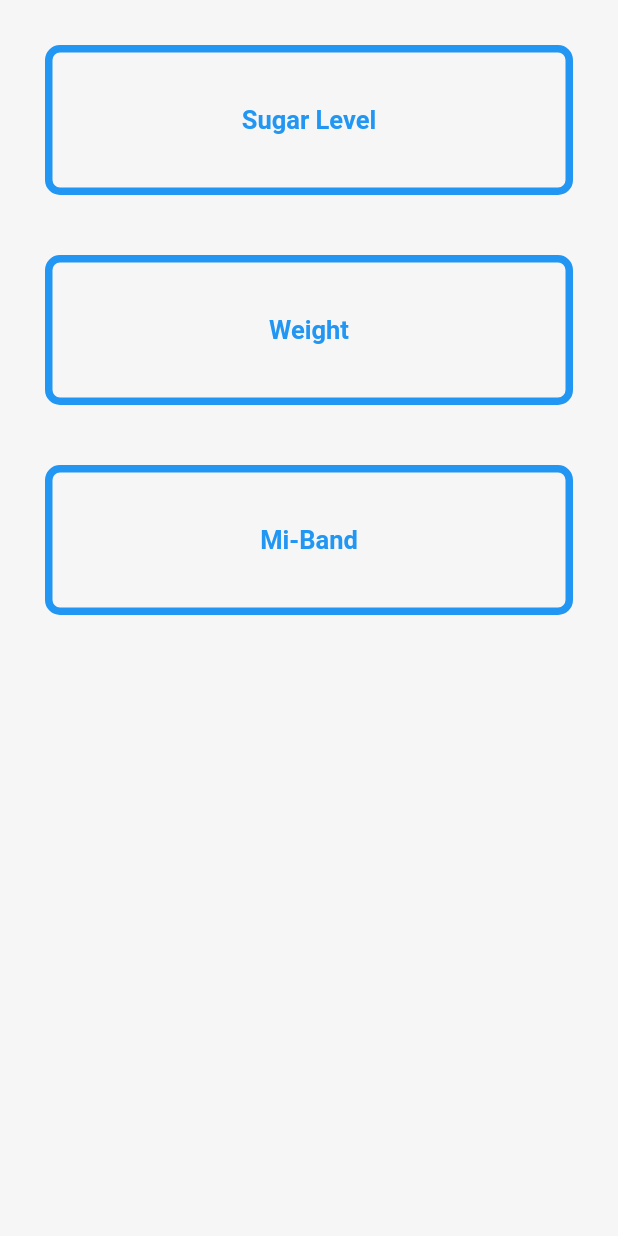
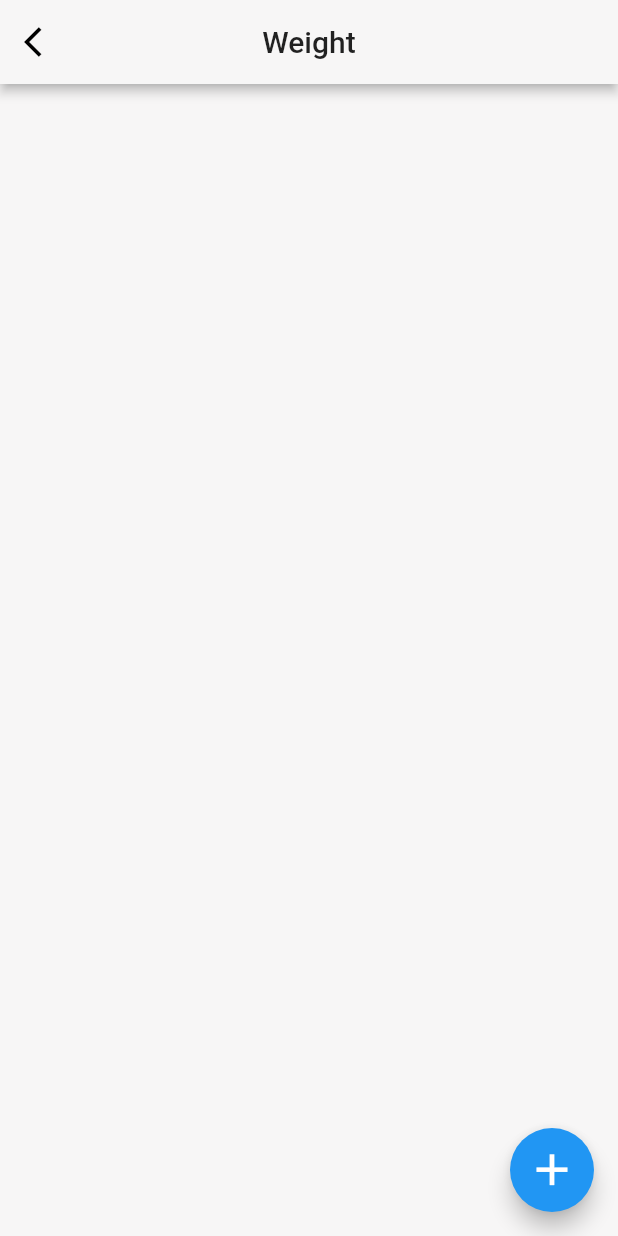
Before and after one commit to samuelkhor97/SummerHealthcareApp, a Flutter app: the MonitoringPage screen opened directly, after a tap on "Weight", on a phone screen of 412 x 824 dp. Run offline on Flutter 3.47's test engine with Material 2 defaults, Android fonts, the phone set to English and light mode, and no system bars; our stand-ins replace cached_network_image, cloud_firestore, firebase_auth, firebase_core, firebase_storage, flutter_image_compress and 5 more; accounts and stored records are empty.

Commit message:
Updated app according to client's feedback Weight Page added

```diff
--- a/summer_healthcare_app/lib/home/user/monitoring/monitoring_page.dart
+++ b/summer_healthcare_app/lib/home/user/monitoring/monitoring_page.dart
@@ -3,6 +3,7 @@
 import 'package:summer_healthcare_app/constants.dart';
 import 'package:summer_healthcare_app/home/user/monitoring/sugar_level_page.dart';
 import 'package:summer_healthcare_app/home/user/monitoring/mi_band_page.dart';
+import 'package:summer_healthcare_app/home/user/monitoring/weight_page.dart';
 import 'package:summer_healthcare_app/widgets/widgets.dart';
 
 class MonitoringPage extends StatefulWidget {
@@ -35,7 +36,13 @@
             buttonRadius: BorderRadius.circular(Dimensions.d_10)),
         UserOutlinedButton(
             text: 'Weight',
-            onClick: () {},
+            onClick: () {
+              Navigator.push(
+                  context,
+                  MaterialPageRoute(builder: (context) =>
+                      WeightPage()
+                  ));
+            },
             padding: EdgeInsets.symmetric(horizontal: Dimensions.d_30, vertical: Dimensions.d_20),
             color: Colours.primaryColour,
             textColour: Colours.secondaryColour,
--- /dev/null
+++ b/summer_healthcare_app/lib/home/user/monitoring/weight_page.dart
@@ -0,0 +1,86 @@
+import 'package:flutter/material.dart';
+import 'package:summer_healthcare_app/constants.dart';
+import 'package:summer_healthcare_app/widgets/widgets.dart';
+class WeightPage extends StatefulWidget {
+  @override
+  _WeightPageState createState() => _WeightPageState();
+}
+
+class _WeightPageState extends State<WeightPage> {
+
+  @override
+  void initState() {
+    super.initState();
+  }
+
+  Widget addWeight(date, weight, startWeight) {
+    return Row(
+      children: <Widget>[
+        Text(date.toString()),
+        Text(
+            weight.toString(),
+          style: TextStyle(
+              fontSize: 30,
+              color: weight > startWeight
+                  ? Colours.red
+                  : weight < startWeight
+                  ? Colours.green
+                  : Colours.grey),
+        )
+      ],
+      mainAxisAlignment: MainAxisAlignment.spaceBetween,
+    );
+  }
+
+  @override
+  Widget build(BuildContext context) {
+
+    return SafeArea(
+      child: Scaffold(
+        backgroundColor: Colours.primaryColour,
+        appBar: AppBar(
+          backgroundColor: Colours.primaryColour,
+          leading: IconButton(
+            icon: Icon(Icons.arrow_back_ios, color: Colors.black),
+            onPressed: () {
+              Navigator.pop(context);
+            },
+          ),
+          title: Text(
+            'Weight',
+          ),
+          centerTitle: true,
+          elevation: Dimensions.d_3,
+        ),
+        body: ListView(
+          children: [
+            Container(
+              child: Column(
+                children: <Widget>[
+
+                ],
+              ),
+            )
+            // ListView.builder(
+            //   physics: NeverScrollableScrollPhysics(),
+            //   shrinkWrap: true,
+            //   itemCount: this.sugarLevelList.length,
+            //   itemBuilder: (BuildContext context, int index) {
+            //     return this.sugarLevelList[index];
+            //   },
+            // )
+          ],
+        ),
+        floatingActionButton: FloatingActionButton(
+          // mini: true,
+          tooltip: 'Add Weight',
+          child: Icon(
+            Icons.add,
+            size: Dimensions.d_35,
+          ),
+          onPressed: () {},
+        ),
+      ),
+    );
+  }
+}
--- a/summer_healthcare_app/lib/landing/login_page.dart
+++ b/summer_healthcare_app/lib/landing/login_page.dart
@@ -55,7 +55,7 @@
                       InputField(
                         hintText: '+60123456789',
                         controller: userDetails.phoneNumber,
-                        labelText: 'Phone Number',
+                        labelText: 'Mobile Phone Number',
                         keyboardType: TextInputType.phone,
                         onChanged: (text) {
                           if (userDetails.phoneNumber.text.isNotEmpty) {
--- a/summer_healthcare_app/lib/landing/user_details.dart
+++ b/summer_healthcare_app/lib/landing/user_details.dart
@@ -17,6 +17,7 @@
   TextEditingController maritalStatus = TextEditingController();
   String smoke;
   TextEditingController smokePerDay = TextEditingController();
+  String e_cig;
 
   void disposeTexts() {
     fullName.dispose();
--- a/summer_healthcare_app/lib/landing/user_signup_page_1.dart
+++ b/summer_healthcare_app/lib/landing/user_signup_page_1.dart
@@ -89,7 +89,7 @@
                     InputField(
                       hintText: '+60123456789',
                       controller: userDetails.phoneNumber,
-                      labelText: 'Phone Number',
+                      labelText: 'Mobile Phone Number',
                       keyboardType: TextInputType.phone,
                       onChanged: (String text) {
                         setState(() {
```
Also changed, not shown: summer_healthcare_app/lib/landing/user_signup_page_2.dart (+48 -2 lines).
